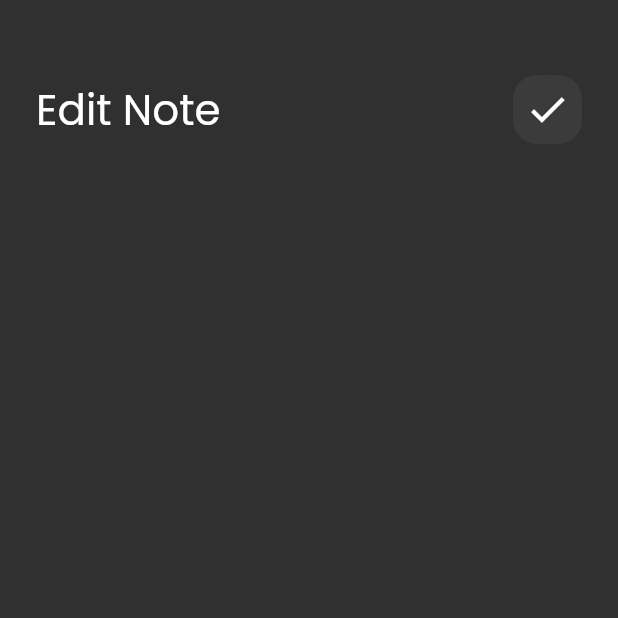
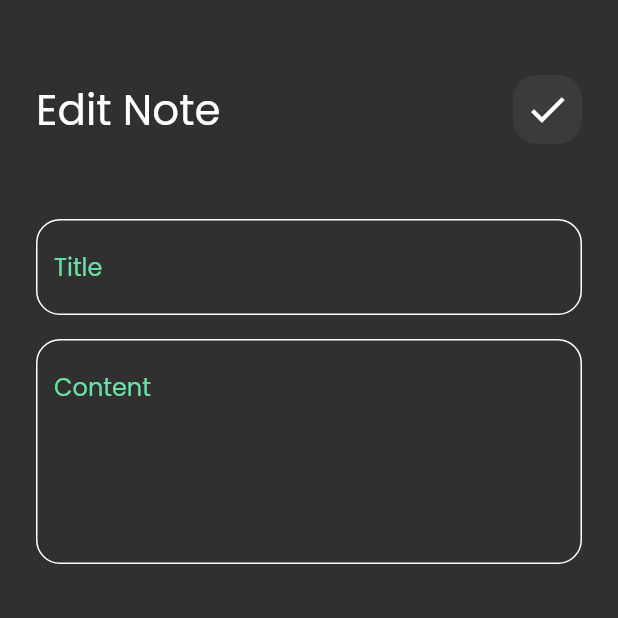
Before and after one commit to abdulsatertn/notes.app, a Flutter app: the EditNoteView screen opened directly, on a phone screen of 412 x 824 dp, the top half of it. Run offline on Flutter 3.47's test engine with Material 2 defaults, Android fonts, the phone set to English and light mode, and no system bars; our stand-ins replace font_awesome_flutter.

Commit message:
finish edit view ui

```diff
--- a/lib/view/widgets/edit_note_view_body.dart
+++ b/lib/view/widgets/edit_note_view_body.dart
@@ -1,5 +1,6 @@
 import 'package:flutter/material.dart';
 import 'package:notes_app/view/widgets/custom_app_bar.dart';
+import 'package:notes_app/view/widgets/custom_text_field.dart';
 
 class EditNoteViewBody extends StatelessWidget {
   const EditNoteViewBody({super.key});
@@ -17,6 +18,17 @@ class EditNoteViewBody extends StatelessWidget {
             title: 'Edit Note',
             icon: Icons.check,
           ),
+          SizedBox(
+            height: 50,
+          ),
+          CustomTextField(hintText: 'Title'),
+          SizedBox(
+            height: 16,
+          ),
+          CustomTextField(
+            hintText: 'Content',
+            maxLines: 5,
+          ),
         ],
       ),
     );
```
